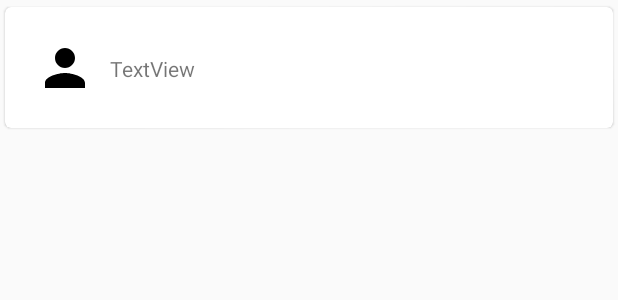
After one commit to peter-szucs/MyPlace, an Android app: the layout friendslist_list_item.xml on its own in the app's theme, with its tools: preview values and no code run, on a phone screen of 412 x 824 dp. The commit adds this screen. Shown: the top 300 px of the screen. Run offline under Robolectric (Android 15) with nearby library versions, the phone set to English and light mode, and no system bars.

Commit message:
Friendslist done

```diff
--- a/app/src/main/java/com/example/myplace/MapsActivity.kt
+++ b/app/src/main/java/com/example/myplace/MapsActivity.kt
@@ -56,6 +56,8 @@ class MapsActivity : AppCompatActivity(), OnMapReadyCallback, GoogleMap.OnMarker
             .findFragmentById(R.id.map) as SupportMapFragment
         mapFragment.getMapAsync(this)
         fusedLocationClient = LocationServices.getFusedLocationProviderClient(this)
+
+        val dataInit = FriendsDataManager.friendsList
 
         db = FirebaseFirestore.getInstance()
         auth = FirebaseAuth.getInstance()
@@ -210,7 +212,8 @@ class MapsActivity : AppCompatActivity(), OnMapReadyCallback, GoogleMap.OnMarker
                 Toast.makeText(this, "My Places Clicked", Toast.LENGTH_SHORT).show()
             }
             R.id.nav_friends -> {
-                Toast.makeText(this, "Friends Clicked", Toast.LENGTH_SHORT).show()
+                val intent = Intent(this, FriendsListActivity::class.java)
+                startActivity(intent)
             }
             R.id.nav_logout -> {
                 Toast.makeText(this, "Sign out Clicked", Toast.LENGTH_SHORT).show()
--- /dev/null
+++ b/app/src/main/res/layout/friendslist_list_item.xml
@@ -0,0 +1,47 @@
+<?xml version="1.0" encoding="utf-8"?>
+<FrameLayout xmlns:android="http://schemas.android.com/apk/res/android"
+    xmlns:app="http://schemas.android.com/apk/res-auto"
+    xmlns:tools="http://schemas.android.com/tools"
+    android:layout_width="match_parent"
+    android:layout_height="wrap_content">
+
+    <androidx.cardview.widget.CardView
+        android:layout_width="match_parent"
+        android:layout_height="wrap_content"
+        app:cardCornerRadius="4dp"
+        app:cardElevation="1dp"
+        app:cardUseCompatPadding="true"
+        app:contentPadding="10dp">
+
+        <androidx.constraintlayout.widget.ConstraintLayout
+            android:layout_width="match_parent"
+            android:layout_height="match_parent">
+
+            <ImageView
+                android:id="@+id/userImage"
+                android:layout_width="40dp"
+                android:layout_height="40dp"
+                android:layout_marginStart="10dp"
+                android:layout_marginTop="10dp"
+                android:layout_marginBottom="10dp"
+                app:layout_constraintBottom_toBottomOf="parent"
+                app:layout_constraintStart_toStartOf="parent"
+                app:layout_constraintTop_toTopOf="parent"
+                app:srcCompat="@drawable/ic_profile" />
+
+            <TextView
+                android:id="@+id/userNameTextView"
+                android:layout_width="wrap_content"
+                android:layout_height="wrap_content"
+                android:layout_marginStart="10dp"
+                android:layout_marginTop="21dp"
+                android:layout_marginBottom="20dp"
+                android:text="TextView"
+                app:layout_constraintBottom_toBottomOf="parent"
+                app:layout_constraintStart_toEndOf="@+id/userImage"
+                app:layout_constraintTop_toTopOf="parent" />
+
+        </androidx.constraintlayout.widget.ConstraintLayout>
+
+    </androidx.cardview.widget.CardView>
+</FrameLayout>
```
Also changed, not shown: app/src/main/java/com/example/myplace/FriendsDataManager.kt (added, +42 -0 lines), app/src/main/java/com/example/myplace/FriendsListActivity.kt (+67 -11 lines), app/src/main/java/com/example/myplace/FriendsListRecycleAdapter.kt (added, +35 -0 lines), app/src/main/res/layout/activity_friends_list.xml (+14 -0 lines).
